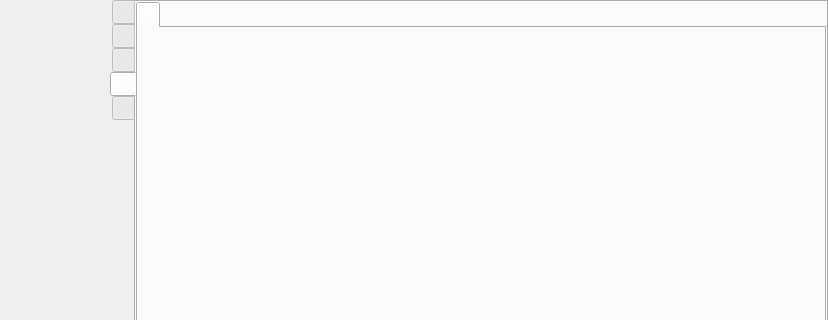
Old version of the form src/wayland/formMainWindow_wl.ui in the repository rusbomber/vokoscreenNG; both pictures show x 0 to 828 and y 0 to 320 of the 828 by 567 pixel window.
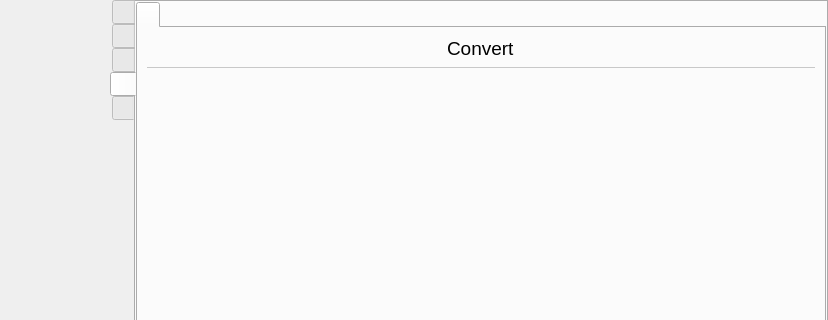
New version of the form. The open tabs and pages were chosen to show the change. Icons and pictures are not drawn.

Commit message: Wayland: add tab convert

What changed in the file:
```diff
--- a/src/wayland/formMainWindow_wl.ui
+++ b/src/wayland/formMainWindow_wl.ui
@@ -2851,6 +2851,46 @@
              <attribute name="title">
               <string notr="true"/>
              </attribute>
+             <layout class="QVBoxLayout" name="verticalLayout_23">
+              <item alignment="Qt::AlignHCenter">
+               <widget class="QLabel" name="label_3">
+                <property name="font">
+                 <font>
+                  <pointsize>14</pointsize>
+                 </font>
+                </property>
+                <property name="text">
+                 <string notr="true">Convert</string>
+                </property>
+               </widget>
+              </item>
+              <item>
+               <widget class="Line" name="line_7">
+                <property name="styleSheet">
+                 <string notr="true">color: rgb(200, 200, 200);</string>
+                </property>
+                <property name="frameShadow">
+                 <enum>QFrame::Plain</enum>
+                </property>
+                <property name="orientation">
+                 <enum>Qt::Horizontal</enum>
+                </property>
+               </widget>
+              </item>
+              <item>
+               <spacer name="verticalSpacer_10">
+                <property name="orientation">
+                 <enum>Qt::Vertical</enum>
+                </property>
+                <property name="sizeHint" stdset="0">
+                 <size>
+                  <width>20</width>
+                  <height>40</height>
+                 </size>
+                </property>
+               </spacer>
+              </item>
+             </layout>
             </widget>
            </widget>
           </item>
```
Left out of the diff: 68 changed lines with no effect on the pictures.
